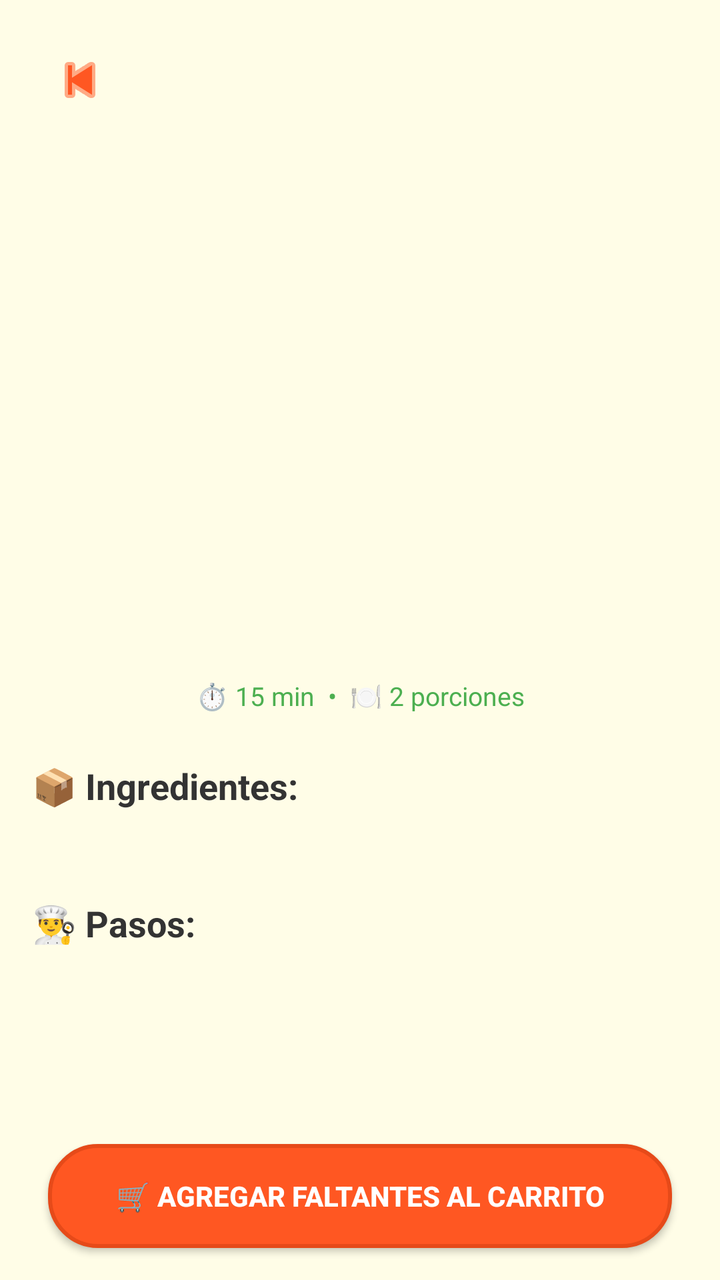
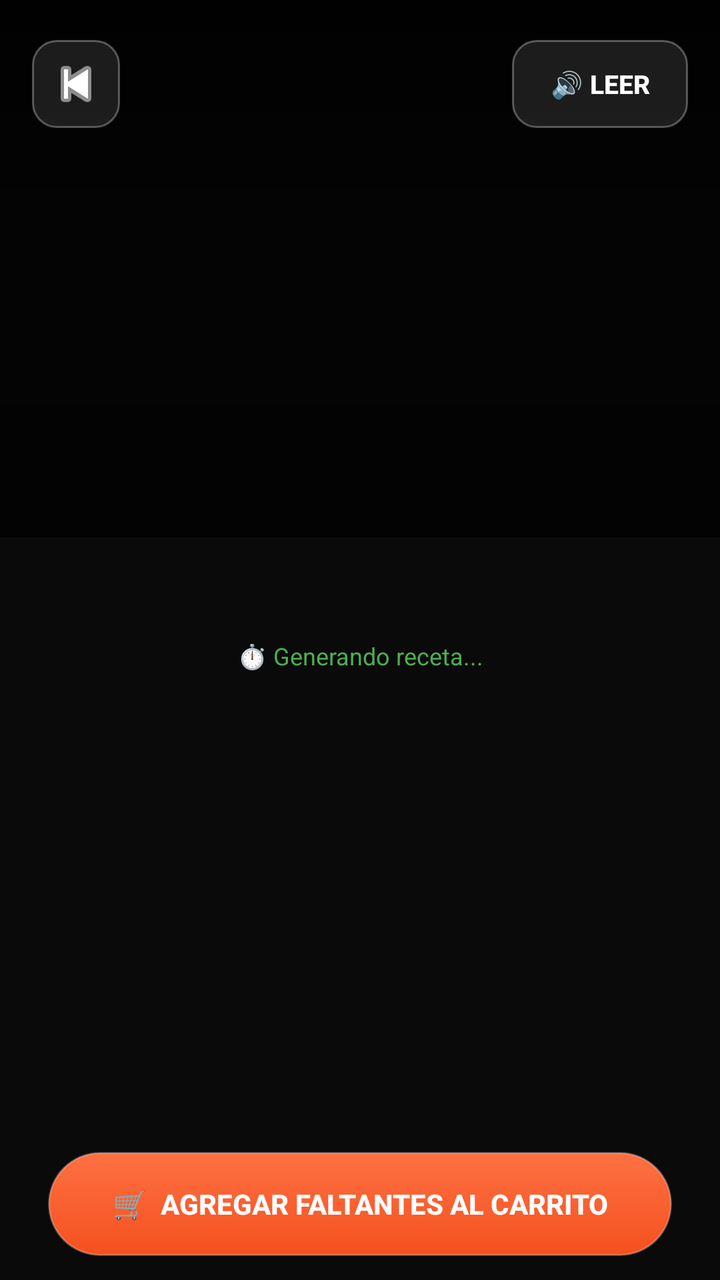

An Android layout rendered at two revisions. The XML below is the earlier revision; the diff shows what the commit changed to produce the second picture.
<!-- AndroidManifest.xml: application theme Theme.AppCompat.Light.NoActionBar -->
<!-- res/layout/activity_recipe.xml -->
<?xml version="1.0" encoding="utf-8"?>
<androidx.constraintlayout.widget.ConstraintLayout
    xmlns:android="http://schemas.android.com/apk/res/android"
    xmlns:app="http://schemas.android.com/apk/res-auto"
    android:layout_width="match_parent"
    android:layout_height="match_parent"
    android:background="#FFFDE7">

    
    <ImageButton
        android:id="@+id/btnBack"
        android:layout_width="48dp"
        android:layout_height="48dp"
        android:layout_marginTop="16dp"
        android:layout_marginStart="16dp"
        android:src="@android:drawable/ic_media_previous"
        android:background="@android:color/transparent"
        android:tint="#FF5722"
        app:layout_constraintTop_toTopOf="parent"
        app:layout_constraintStart_toStartOf="parent"/>

    
    <ImageView
        android:id="@+id/imgFood"
        android:layout_width="match_parent"
        android:layout_height="0dp"
        android:scaleType="centerCrop"
        app:layout_constraintTop_toTopOf="parent"
        app:layout_constraintStart_toStartOf="parent"
        app:layout_constraintEnd_toEndOf="parent"
        app:layout_constraintHeight_percent="0.45"/>

    
    <View
        android:layout_width="match_parent"
        android:layout_height="80dp"
        android:background="@android:color/transparent"
        app:layout_constraintTop_toBottomOf="@id/imgFood"/>

    
    <TextView
        android:id="@+id/txtTitulo"
        android:layout_width="match_parent"
        android:layout_height="wrap_content"
        android:layout_marginHorizontal="16dp"
        android:layout_marginTop="12dp"
        android:textSize="26sp"
        android:textStyle="bold"
        android:textColor="#FF5722"
        android:gravity="center"
        app:layout_constraintTop_toBottomOf="@id/imgFood"
        app:layout_constraintStart_toStartOf="parent"
        app:layout_constraintEnd_toEndOf="parent"/>

    
    <TextView
        android:id="@+id/txtInfo"
        android:layout_width="wrap_content"
        android:layout_height="wrap_content"
        android:text="⏱️ 15 min  •  🍽️ 2 porciones"
        android:textSize="13sp"
        android:textColor="#4CAF50"
        android:layout_marginTop="4dp"
        app:layout_constraintTop_toBottomOf="@id/txtTitulo"
        app:layout_constraintStart_toStartOf="parent"
        app:layout_constraintEnd_toEndOf="parent"/>

    
    <ScrollView
        android:id="@+id/scrollContenido"
        android:layout_width="match_parent"
        android:layout_height="0dp"
        android:layout_marginTop="8dp"
        android:padding="16dp"
        app:layout_constraintTop_toBottomOf="@id/txtInfo"
        app:layout_constraintBottom_toTopOf="@id/btnCarrito"
        app:layout_constraintStart_toStartOf="parent"
        app:layout_constraintEnd_toEndOf="parent">

        <LinearLayout
            android:layout_width="match_parent"
            android:layout_height="wrap_content"
            android:orientation="vertical">

            <TextView
                android:layout_width="wrap_content"
                android:layout_height="wrap_content"
                android:text="📦 Ingredientes:"
                android:textSize="18sp"
                android:textColor="#333333"
                android:textStyle="bold"/>

            <TextView
                android:id="@+id/txtIngredientes"
                android:layout_width="match_parent"
                android:layout_height="wrap_content"
                android:textSize="15sp"
                android:textColor="#555555"
                android:paddingTop="8dp"
                android:paddingBottom="16dp"
                android:lineSpacingExtra="4dp"/>

            <TextView
                android:layout_width="wrap_content"
                android:layout_height="wrap_content"
                android:text="👨‍🍳 Pasos:"
                android:textSize="18sp"
                android:textColor="#333333"
                android:textStyle="bold"/>

            <TextView
                android:id="@+id/txtReceta"
                android:layout_width="match_parent"
                android:layout_height="wrap_content"
                android:textSize="15sp"
                android:textColor="#555555"
                android:paddingTop="8dp"
                android:lineSpacingExtra="4dp"/>

        </LinearLayout>
    </ScrollView>

    
    <Button
        android:id="@+id/btnCarrito"
        android:layout_width="0dp"
        android:layout_height="52dp"
        android:layout_marginHorizontal="24dp"
        android:layout_marginBottom="16dp"
        android:text="🛒 Agregar faltantes al carrito"
        android:textColor="#FFFFFF"
        android:textStyle="bold"
        android:background="@drawable/button_orange"
        app:layout_constraintBottom_toBottomOf="parent"
        app:layout_constraintStart_toStartOf="parent"
        app:layout_constraintEnd_toEndOf="parent"/>

</androidx.constraintlayout.widget.ConstraintLayout>
<!-- resources referenced by this layout -->
<resources>
  <!-- drawable button_orange (drawable) -->
  <?xml version="1.0" encoding="utf-8"?>
  <shape xmlns:android="http://schemas.android.com/apk/res/android">
      <solid android:color="#FF5722"/>
      <corners android:radius="24dp"/>
      <stroke
          android:width="2dp"
          android:color="#E64A19"/>
  </shape>
</resources>

<!-- the commit's change to res/layout/activity_recipe.xml (unified diff, before → after) -->
@@ -4,20 +4,7 @@
     xmlns:app="http://schemas.android.com/apk/res-auto"
     android:layout_width="match_parent"
     android:layout_height="match_parent"
-    android:background="#FFFDE7">
-
-    
-    <ImageButton
-        android:id="@+id/btnBack"
-        android:layout_width="48dp"
-        android:layout_height="48dp"
-        android:layout_marginTop="16dp"
-        android:layout_marginStart="16dp"
-        android:src="@android:drawable/ic_media_previous"
-        android:background="@android:color/transparent"
-        android:tint="#FF5722"
-        app:layout_constraintTop_toTopOf="parent"
-        app:layout_constraintStart_toStartOf="parent"/>
+    android:background="#0A0A0A">
 
     
     <ImageView
@@ -28,14 +15,49 @@
         app:layout_constraintTop_toTopOf="parent"
         app:layout_constraintStart_toStartOf="parent"
         app:layout_constraintEnd_toEndOf="parent"
-        app:layout_constraintHeight_percent="0.45"/>
+        app:layout_constraintHeight_percent="0.42"/>
 
     
     <View
         android:layout_width="match_parent"
-        android:layout_height="80dp"
-        android:background="@android:color/transparent"
-        app:layout_constraintTop_toBottomOf="@id/imgFood"/>
+        android:layout_height="0dp"
+        android:background="@drawable/overlay_gradient"
+        app:layout_constraintTop_toTopOf="parent"
+        app:layout_constraintStart_toStartOf="parent"
+        app:layout_constraintEnd_toEndOf="parent"
+        app:layout_constraintHeight_percent="0.42"/>
+
+    
+    <ImageButton
+        android:id="@+id/btnBack"
+        android:layout_width="44dp"
+        android:layout_height="44dp"
+        android:layout_marginTop="20dp"
+        android:layout_marginStart="16dp"
+        android:src="@android:drawable/ic_media_previous"
+        android:background="@drawable/glass_chip_free"
+        android:tint="#FFFFFF"
+        android:padding="10dp"
+        android:contentDescription="Regresar"
+        app:layout_constraintTop_toTopOf="parent"
+        app:layout_constraintStart_toStartOf="parent"/>
+
+    
+    <Button
+        android:id="@+id/btnLeer"
+        android:layout_width="wrap_content"
+        android:layout_height="44dp"
+        android:layout_marginTop="20dp"
+        android:layout_marginEnd="16dp"
+        android:text="🔊 Leer"
+        android:textColor="#FFFFFF"
+        android:textSize="13sp"
+        android:textStyle="bold"
+        android:paddingHorizontal="16dp"
+        android:background="@drawable/glass_chip_free"
+        android:stateListAnimator="@null"
+        app:layout_constraintTop_toTopOf="parent"
+        app:layout_constraintEnd_toEndOf="parent"/>
 
     
     <TextView
@@ -47,7 +69,12 @@
         android:textSize="26sp"
         android:textStyle="bold"
         android:textColor="#FF5722"
+        android:fontFamily="sans-serif-black"
         android:gravity="center"
+        android:shadowColor="#CC000000"
+        android:shadowDx="0"
+        android:shadowDy="2"
+        android:shadowRadius="6"
         app:layout_constraintTop_toBottomOf="@id/imgFood"
         app:layout_constraintStart_toStartOf="parent"
         app:layout_constraintEnd_toEndOf="parent"/>
@@ -57,8 +84,8 @@
         android:id="@+id/txtInfo"
         android:layout_width="wrap_content"
         android:layout_height="wrap_content"
-        android:text="⏱️ 15 min  •  🍽️ 2 porciones"
-        android:textSize="13sp"
+        android:text="⏱️ Generando receta..."
+        android:textSize="12sp"
         android:textColor="#4CAF50"
         android:layout_marginTop="4dp"
         app:layout_constraintTop_toBottomOf="@id/txtTitulo"
@@ -71,7 +98,9 @@
         android:layout_width="match_parent"
         android:layout_height="0dp"
         android:layout_marginTop="8dp"
-        android:padding="16dp"
+        android:scrollbars="none"
+        android:fadingEdgeLength="20dp"
+        android:requiresFadingEdge="vertical"
         app:layout_constraintTop_toBottomOf="@id/txtInfo"
         app:layout_constraintBottom_toTopOf="@id/btnCarrito"
         app:layout_constraintStart_toStartOf="parent"
@@ -80,42 +109,19 @@
         <LinearLayout
             android:layout_width="match_parent"
             android:layout_height="wrap_content"
-            android:orientation="vertical">
-
-            <TextView
-                android:layout_width="wrap_content"
-                android:layout_height="wrap_content"
-                android:text="📦 Ingredientes:"
-                android:textSize="18sp"
-                android:textColor="#333333"
-                android:textStyle="bold"/>
-
-            <TextView
-                android:id="@+id/txtIngredientes"
-                android:layout_width="match_parent"
-                android:layout_height="wrap_content"
-                android:textSize="15sp"
-                android:textColor="#555555"
-                android:paddingTop="8dp"
-                android:paddingBottom="16dp"
-                android:lineSpacingExtra="4dp"/>
-
-            <TextView
-                android:layout_width="wrap_content"
-                android:layout_height="wrap_content"
-                android:text="👨‍🍳 Pasos:"
-                android:textSize="18sp"
-                android:textColor="#333333"
-                android:textStyle="bold"/>
+            android:orientation="vertical"
+            android:paddingHorizontal="16dp"
+            android:paddingBottom="16dp">
 
             <TextView
                 android:id="@+id/txtReceta"
                 android:layout_width="match_parent"
                 android:layout_height="wrap_content"
                 android:textSize="15sp"
-                android:textColor="#555555"
+                android:textColor="#DDDDDD"
                 android:paddingTop="8dp"
-                android:lineSpacingExtra="4dp"/>
+                android:lineSpacingExtra="6dp"
+                android:fontFamily="sans-serif-light"/>
 
         </LinearLayout>
     </ScrollView>
@@ -126,11 +132,13 @@
         android:layout_width="0dp"
         android:layout_height="52dp"
         android:layout_marginHorizontal="24dp"
-        android:layout_marginBottom="16dp"
-        android:text="🛒 Agregar faltantes al carrito"
+        android:layout_marginBottom="12dp"
+        android:text="🛒  Agregar faltantes al carrito"
         android:textColor="#FFFFFF"
+        android:textSize="14sp"
         android:textStyle="bold"
-        android:background="@drawable/button_orange"
+        android:background="@drawable/btn_add_product"
+        android:stateListAnimator="@null"
         app:layout_constraintBottom_toBottomOf="parent"
         app:layout_constraintStart_toStartOf="parent"
         app:layout_constraintEnd_toEndOf="parent"/>
<!-- resource entries referenced after the edit -->
@@ -1,13 +1,41 @@
 <!-- resources referenced by this layout -->
 <resources>
-  <!-- drawable button_orange (drawable) -->
+  <!-- drawable btn_add_product (drawable) -->
+  <?xml version="1.0" encoding="utf-8"?>
+  <selector xmlns:android="http://schemas.android.com/apk/res/android">
+      <item android:state_pressed="true">
+          <shape>
+              <solid android:color="#E64A19"/>
+              <corners android:radius="26dp"/>
+          </shape>
+      </item>
+      <item>
+          <shape>
+              <gradient
+                  android:startColor="#FF7043"
+                  android:endColor="#F4511E"
+                  android:angle="270"/>
+              <corners android:radius="26dp"/>
+              <stroke android:width="1dp" android:color="#44FFFFFF"/>
+          </shape>
+      </item>
+  </selector>
+  <!-- drawable glass_chip_free (drawable) -->
   <?xml version="1.0" encoding="utf-8"?>
   <shape xmlns:android="http://schemas.android.com/apk/res/android">
-      <solid android:color="#FF5722"/>
-      <corners android:radius="24dp"/>
-      <stroke
-          android:width="2dp"
-          android:color="#E64A19"/>
+      <solid android:color="#1AFFFFFF"/>
+      <corners android:radius="12dp"/>
+      <stroke android:width="1dp" android:color="#4DFFFFFF"/>
+  </shape>
+  <!-- drawable overlay_gradient (drawable) -->
+  <?xml version="1.0" encoding="utf-8"?>
+  <shape xmlns:android="http://schemas.android.com/apk/res/android">
+      <gradient
+          android:type="linear"
+          android:angle="270"
+          android:startColor="#F0000000"
+          android:centerColor="#99000000"
+          android:endColor="#CC000000"/>
   </shape>
 </resources>
 
